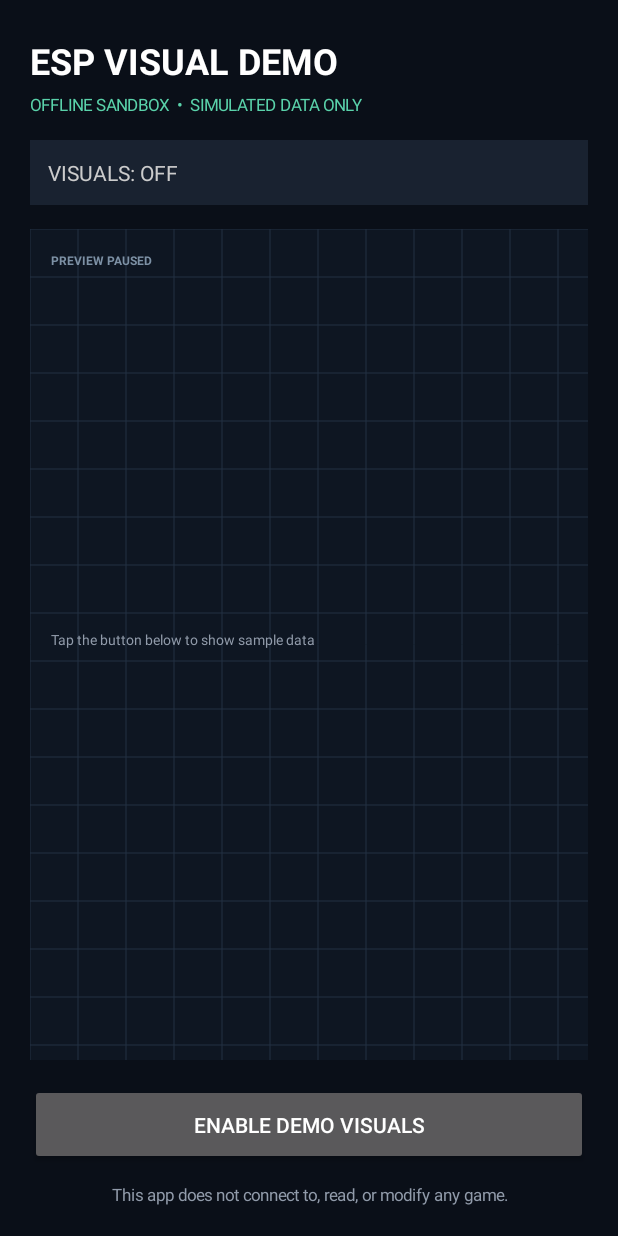
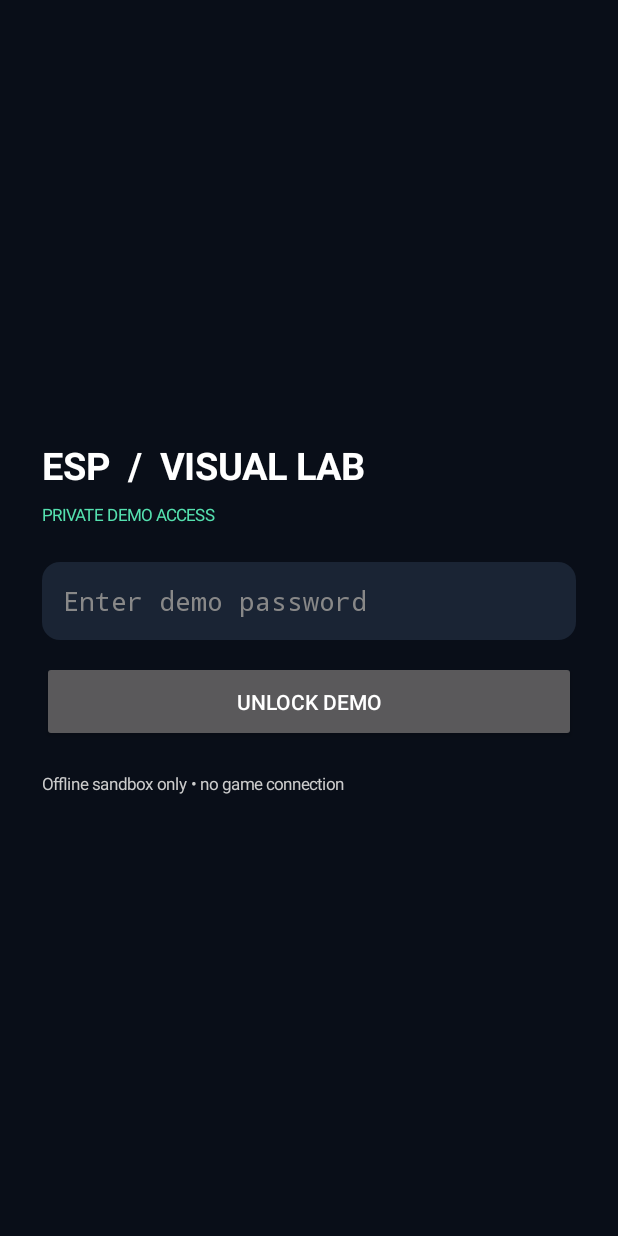
Before and after one commit to ivanciunicolaeandrei-sketch/Esp, an Android app: the screen it shows after launch (MainActivity), on a phone screen of 412 x 824 dp. Run offline under Robolectric (Android 15) with nearby library versions, the phone set to English and light mode, and no system bars.

Commit message:
Add demo login, draggable menu, visual settings and simulated aim assist

```diff
--- a/app/src/main/java/com/example/espvisualdemo/MainActivity.java
+++ b/app/src/main/java/com/example/espvisualdemo/MainActivity.java
@@ -5,164 +5,164 @@ import android.graphics.Canvas;
 import android.graphics.Color;
 import android.graphics.Paint;
 import android.graphics.Typeface;
+import android.graphics.drawable.GradientDrawable;
 import android.os.Bundle;
 import android.view.Gravity;
+import android.view.MotionEvent;
 import android.view.View;
+import android.view.animation.AlphaAnimation;
 import android.widget.Button;
+import android.widget.EditText;
+import android.widget.FrameLayout;
 import android.widget.LinearLayout;
+import android.widget.SeekBar;
+import android.widget.Switch;
 import android.widget.TextView;
+import android.widget.Toast;
 
 public class MainActivity extends Activity {
-    private DemoView demoView;
-    private TextView stateText;
-    private Button toggleButton;
-    private boolean enabled = false;
+    private DemoView demo;
+    private TextView status;
+    private LinearLayout floatingPanel;
+    private boolean visuals=true, names=true, distances=true, demoAim=false, menuVisible=true;
+    private int boxColor=Color.rgb(70,235,170);
+    private float boxThickness=3f;
+    private int targetIndex=0;
 
-    @Override
-    protected void onCreate(Bundle savedInstanceState) {
-        super.onCreate(savedInstanceState);
-
-        LinearLayout root = new LinearLayout(this);
-        root.setOrientation(LinearLayout.VERTICAL);
-        root.setPadding(dp(20), dp(24), dp(20), dp(20));
-        root.setBackgroundColor(Color.rgb(10, 15, 24));
-
-        TextView title = new TextView(this);
-        title.setText("ESP VISUAL DEMO");
-        title.setTextColor(Color.WHITE);
-        title.setTextSize(24);
-        title.setTypeface(Typeface.DEFAULT_BOLD);
-        root.addView(title);
-
-        TextView subtitle = new TextView(this);
-        subtitle.setText("OFFLINE SANDBOX  •  SIMULATED DATA ONLY");
-        subtitle.setTextColor(Color.rgb(90, 210, 170));
-        subtitle.setTextSize(11);
-        subtitle.setPadding(0, dp(5), 0, dp(16));
-        root.addView(subtitle);
-
-        stateText = new TextView(this);
-        stateText.setText("VISUALS: OFF");
-        stateText.setTextColor(Color.LTGRAY);
-        stateText.setTextSize(14);
-        stateText.setPadding(dp(12), dp(12), dp(12), dp(12));
-        stateText.setBackgroundColor(Color.rgb(25, 34, 48));
-        root.addView(stateText);
-
-        demoView = new DemoView(this);
-        LinearLayout.LayoutParams previewParams =
-                new LinearLayout.LayoutParams(
-                        LinearLayout.LayoutParams.MATCH_PARENT, 0, 1f);
-        previewParams.setMargins(0, dp(16), 0, dp(16));
-        root.addView(demoView, previewParams);
-
-        toggleButton = new Button(this);
-        toggleButton.setText("ENABLE DEMO VISUALS");
-        toggleButton.setAllCaps(false);
-        toggleButton.setOnClickListener(v -> {
-            enabled = !enabled;
-            demoView.setEnabledDemo(enabled);
-            stateText.setText(enabled
-                    ? "VISUALS: ON  •  SAMPLE DATA"
-                    : "VISUALS: OFF");
-            toggleButton.setText(enabled
-                    ? "DISABLE DEMO VISUALS"
-                    : "ENABLE DEMO VISUALS");
-        });
-        root.addView(toggleButton, new LinearLayout.LayoutParams(
-                LinearLayout.LayoutParams.MATCH_PARENT, dp(54)));
-
-        TextView footer = new TextView(this);
-        footer.setText("This app does not connect to, read, or modify any game.");
-        footer.setTextColor(Color.rgb(145, 155, 170));
-        footer.setTextSize(11);
-        footer.setGravity(Gravity.CENTER);
-        footer.setPadding(0, dp(12), 0, 0);
-        root.addView(footer);
-
-        setContentView(root);
+    @Override public void onCreate(Bundle b) {
+        super.onCreate(b);
+        showLogin();
     }
 
-    private int dp(int value) {
-        return (int) (value * getResources().getDisplayMetrics().density + 0.5f);
+    private int dp(float v) { return (int)(v*getResources().getDisplayMetrics().density+0.5f); }
+    private GradientDrawable bg(int color,int radius) {
+        GradientDrawable d=new GradientDrawable(); d.setColor(color); d.setCornerRadius(dp(radius)); return d;
+    }
+    private TextView label(String s,int size,int color) {
+        TextView t=new TextView(this); t.setText(s); t.setTextSize(size); t.setTextColor(color); return t;
+    }
+    private Button button(String s) {
+        Button b=new Button(this); b.setText(s); b.setAllCaps(false); return b;
     }
 
-    private static class DemoView extends View {
-        private final Paint paint = new Paint(Paint.ANTI_ALIAS_FLAG);
-        private boolean active = false;
+    private void showLogin() {
+        LinearLayout page=new LinearLayout(this); page.setOrientation(1); page.setGravity(Gravity.CENTER);
+        page.setPadding(dp(28),dp(28),dp(28),dp(28)); page.setBackgroundColor(Color.rgb(9,14,24));
+        TextView title=label("ESP  /  VISUAL LAB",25,Color.WHITE); title.setTypeface(null,Typeface.BOLD);
+        page.addView(title);
+        TextView sub=label("PRIVATE DEMO ACCESS",11,Color.rgb(85,225,175));
+        sub.setPadding(0,dp(8),0,dp(24)); page.addView(sub);
+        EditText pass=new EditText(this); pass.setSingleLine(true); pass.setHint("Enter demo password");
+        pass.setHintTextColor(Color.GRAY); pass.setTextColor(Color.WHITE); pass.setInputType(129);
+        pass.setPadding(dp(14),0,dp(14),0); pass.setBackground(bg(Color.rgb(26,36,52),12));
+        page.addView(pass,new LinearLayout.LayoutParams(-1,dp(52)));
+        Button unlock=button("UNLOCK DEMO"); unlock.setOnClickListener(v->{
+            if("nikolas".contentEquals(pass.getText())) showDashboard();
+            else Toast.makeText(this,"Incorrect demo password",Toast.LENGTH_SHORT).show();
+        });
+        LinearLayout.LayoutParams bp=new LinearLayout.LayoutParams(-1,dp(54)); bp.topMargin=dp(14); page.addView(unlock,bp);
+        TextView note=label("Offline sandbox only • no game connection",11,Color.LTGRAY);
+        note.setPadding(0,dp(20),0,0); page.addView(note);
+        setContentView(page);
+    }
 
-        DemoView(Activity activity) {
-            super(activity);
-            setBackgroundColor(Color.rgb(14, 22, 34));
-        }
+    private void showDashboard() {
+        LinearLayout root=new LinearLayout(this); root.setOrientation(1); root.setPadding(dp(16),dp(18),dp(16),dp(14));
+        root.setBackgroundColor(Color.rgb(9,14,24));
+        TextView title=label("ESP VISUAL LAB",23,Color.WHITE); title.setTypeface(null,Typeface.BOLD); root.addView(title);
+        TextView sub=label("SANDBOX BUILD  •  SIMULATED TARGETS",10,Color.rgb(80,220,170));
+        sub.setPadding(0,dp(4),0,dp(12)); root.addView(sub);
+        status=label("● DEMO READY",12,Color.rgb(90,220,170)); status.setPadding(dp(12),dp(10),0,dp(10));
+        status.setBackground(bg(Color.rgb(24,37,49),10)); root.addView(status);
 
-        void setEnabledDemo(boolean value) {
-            active = value;
-            invalidate();
-        }
+        FrameLayout stage=new FrameLayout(this); stage.setBackground(bg(Color.rgb(13,22,34),14));
+        LinearLayout.LayoutParams sp=new LinearLayout.LayoutParams(-1,0,1); sp.topMargin=dp(12); sp.bottomMargin=dp(10); root.addView(stage,sp);
+        demo=new DemoView(); stage.addView(demo,new FrameLayout.LayoutParams(-1,-1));
 
-        @Override
-        protected void onDraw(Canvas canvas) {
-            super.onDraw(canvas);
-            float w = getWidth();
-            float h = getHeight();
+        floatingPanel=new LinearLayout(this); floatingPanel.setOrientation(1); floatingPanel.setPadding(dp(10),dp(8),dp(10),dp(8));
+        floatingPanel.setBackground(bg(0xE91A2939,12));
+        TextView handle=label("⋮  DRAG MENU",11,Color.WHITE); handle.setTypeface(null,Typeface.BOLD);
+        floatingPanel.addView(handle);
+        Button hide=button("Hide / show menu"); hide.setOnClickListener(v->{
+            menuVisible=!menuVisible; floatingPanel.setVisibility(menuVisible?View.VISIBLE:View.GONE);
+            if(!menuVisible) Toast.makeText(this,"Tap SHOW MENU below",Toast.LENGTH_SHORT).show();
+        }); floatingPanel.addView(hide);
+        floatingPanel.setOnTouchListener(new View.OnTouchListener(){
+            float dx,dy;
+            public boolean onTouch(View v,MotionEvent e){
+                FrameLayout.LayoutParams lp=(FrameLayout.LayoutParams)v.getLayoutParams();
+                if(e.getAction()==MotionEvent.ACTION_DOWN){dx=e.getRawX()-lp.leftMargin;dy=e.getRawY()-lp.topMargin;return true;}
+                if(e.getAction()==MotionEvent.ACTION_MOVE){lp.leftMargin=(int)(e.getRawX()-dx);lp.topMargin=(int)(e.getRawY()-dy);lp.gravity=Gravity.TOP|Gravity.LEFT;v.setLayoutParams(lp);return true;}
+                return e.getAction()==MotionEvent.ACTION_UP;
+            }
+        });
+        FrameLayout.LayoutParams fp=new FrameLayout.LayoutParams(dp(156),-2,Gravity.TOP|Gravity.RIGHT);
+        fp.setMargins(0,dp(8),dp(8),0); stage.addView(floatingPanel,fp);
 
-            paint.setColor(Color.rgb(34, 48, 66));
-            paint.setStrokeWidth(1);
-            for (int x = 0; x < w; x += 48) {
-                canvas.drawLine(x, 0, x, h, paint);
+        Switch esp=new Switch(this); esp.setText("ESP BOXES"); esp.setTextColor(Color.WHITE); esp.setChecked(visuals);
+        esp.setOnCheckedChangeListener((b,c)->{visuals=c;demo.invalidate();}); root.addView(esp);
+        Switch aim=new Switch(this); aim.setText("DEMO DEMO AIMBOT"); aim.setTextColor(Color.rgb(255,205,100));
+        aim.setOnCheckedChangeListener((b,c)->{demoAim=c;status.setText(c?"● DEMO AIM ASSIST: ON (VISUAL ONLY)":"● DEMO READY");demo.invalidate();}); root.addView(aim);
+        TextView aimNote=label("Aimbot demo only: highlights a sample target; no aiming, taps, or game control.",10,Color.LTGRAY);
+        root.addView(aimNote);
+
+        LinearLayout actions=new LinearLayout(this); actions.setOrientation(0); actions.setGravity(Gravity.CENTER);
+        Button settings=button("SETTINGS"); settings.setOnClickListener(v->showSettings()); actions.addView(settings,new LinearLayout.LayoutParams(0,dp(48),1));
+        Button show=button("SHOW MENU"); show.setOnClickListener(v->{menuVisible=true;floatingPanel.setVisibility(View.VISIBLE);}); actions.addView(show,new LinearLayout.LayoutParams(0,dp(48),1));
+        root.addView(actions);
+        TextView foot=label("No connection to Standoff 2 • sample data only",10,Color.GRAY); foot.setGravity(Gravity.CENTER); foot.setPadding(0,dp(8),0,0); root.addView(foot);
+        setContentView(root);
+        AlphaAnimation fade=new AlphaAnimation(0f,1f); fade.setDuration(350); root.startAnimation(fade);
+    }
+
+    private void showSettings() {
+        LinearLayout panel=new LinearLayout(this); panel.setOrientation(1); panel.setPadding(dp(20),dp(20),dp(20),dp(20)); panel.setBackgroundColor(Color.rgb(12,18,29));
+        TextView title=label("VISUAL SETTINGS",21,Color.WHITE); title.setTypeface(null,Typeface.BOLD); panel.addView(title);
+        Switch n=new Switch(this); n.setText("Show target names"); n.setTextColor(Color.WHITE); n.setChecked(names); n.setOnCheckedChangeListener((b,c)->{names=c;demo.invalidate();}); panel.addView(n);
+        Switch d=new Switch(this); d.setText("Show distance labels"); d.setTextColor(Color.WHITE); d.setChecked(distances); d.setOnCheckedChangeListener((b,c)->{distances=c;demo.invalidate();}); panel.addView(d);
+        TextView thick=label("BOX THICKNESS",13,Color.WHITE); thick.setPadding(0,dp(18),0,0); panel.addView(thick);
+        SeekBar seek=new SeekBar(this); seek.setMax(8); seek.setProgress((int)boxThickness-1); seek.setOnSeekBarChangeListener(new SeekBar.OnSeekBarChangeListener(){
+            public void onProgressChanged(SeekBar s,int p,boolean u){boxThickness=p+1;demo.invalidate();}
+            public void onStartTrackingTouch(SeekBar s){} public void onStopTrackingTouch(SeekBar s){}
+        }); panel.addView(seek);
+        TextView colors=label("BOX COLOUR",13,Color.WHITE); colors.setPadding(0,dp(14),0,dp(4)); panel.addView(colors);
+        LinearLayout row=new LinearLayout(this);
+        int[] palette={Color.rgb(70,235,170),Color.CYAN,Color.YELLOW,Color.MAGENTA,Color.RED};
+        String[] names={"Mint","Cyan","Yellow","Pink","Red"};
+        for(int i=0;i<palette.length;i++){final int c=palette[i];Button b=button(names[i]);b.setOnClickListener(v->{boxColor=c;demo.invalidate();});row.addView(b,new LinearLayout.LayoutParams(0,dp(46),1));}
+        panel.addView(row);
+        Button back=button("DONE"); back.setOnClickListener(v->showDashboard()); panel.addView(back);
+        setContentView(panel);
+    }
+
+    private class DemoView extends View {
+        private final Paint p=new Paint(3);
+        DemoView(){super(MainActivity.this);}
+        @Override protected void onDraw(Canvas c){
+            super.onDraw(c); float w=getWidth(),h=getHeight();
+            p.setColor(0x2434485D);p.setStrokeWidth(1);
+            for(int x=0;x<w;x+=dp(42))c.drawLine(x,0,x,h,p);
+            for(int y=0;y<h;y+=dp(42))c.drawLine(0,y,w,y,p);
+            p.setColor(Color.LTGRAY);p.setTextSize(dp(11));c.drawText("OFFLINE TARGET SIMULATOR",dp(10),dp(22),p);
+            float[][] pts={{w*.25f,h*.38f},{w*.69f,h*.57f},{w*.48f,h*.78f}};
+            String[] ds={"12 m","24 m","08 m"};
+            for(int i=0;i<pts.length;i++){
+                float x=pts[i][0],y=pts[i][1];
+                if(visuals){
+                    p.setColor(boxColor);p.setStyle(Paint.Style.STROKE);p.setStrokeWidth(dp(boxThickness));
+                    c.drawRect(x-dp(35),y-dp(53),x+dp(35),y+dp(53),p);
+                    p.setStyle(Paint.Style.FILL);
+                    if(names){p.setTextSize(dp(11));p.setTypeface(Typeface.DEFAULT_BOLD);c.drawText("BOT 0"+(i+1),x-dp(35),y-dp(61),p);}
+                    if(distances){p.setTextSize(dp(10));p.setTypeface(Typeface.DEFAULT);c.drawText(ds[i],x-dp(35),y+dp(67),p);}
+                }
             }
-            for (int y = 0; y < h; y += 48) {
-                canvas.drawLine(0, y, w, y, paint);
+            if(demoAim){
+                targetIndex=(targetIndex+1)%3; float x=pts[targetIndex][0],y=pts[targetIndex][1];
+                p.setColor(Color.rgb(255,190,70));p.setStyle(Paint.Style.STROKE);p.setStrokeWidth(dp(2));
+                c.drawCircle(x,y,dp(24),p);c.drawLine(w/2,h*.92f,x,y,p);
+                p.setStyle(Paint.Style.FILL);p.setTextSize(dp(10));c.drawText("DEMO LOCK",x-dp(30),y-dp(72),p);
+                postInvalidateDelayed(650);
             }
-
-            paint.setColor(Color.rgb(125, 145, 165));
-            paint.setTextSize(12);
-            paint.setTypeface(Typeface.DEFAULT_BOLD);
-            canvas.drawText(active ? "SIMULATED TARGETS" : "PREVIEW PAUSED",
-                    dp(14), dp(24), paint);
-
-            if (!active) {
-                paint.setColor(Color.rgb(145, 155, 170));
-                paint.setTextSize(14);
-                paint.setTypeface(Typeface.DEFAULT);
-                canvas.drawText("Tap the button below to show sample data",
-                        dp(14), h / 2f, paint);
-                return;
-            }
-
-            drawTarget(canvas, w * 0.24f, h * 0.34f, "BOT 01", "12 m");
-            drawTarget(canvas, w * 0.67f, h * 0.56f, "BOT 02", "24 m");
-            drawTarget(canvas, w * 0.48f, h * 0.78f, "BOT 03", "08 m");
-        }
-
-        private void drawTarget(Canvas canvas, float cx, float cy,
-                                String name, String distance) {
-            float boxW = dp(76);
-            float boxH = dp(112);
-
-            paint.setColor(Color.rgb(70, 235, 170));
-            paint.setStyle(Paint.Style.STROKE);
-            paint.setStrokeWidth(dp(2));
-            canvas.drawRect(cx - boxW / 2, cy - boxH / 2,
-                    cx + boxW / 2, cy + boxH / 2, paint);
-
-            paint.setStyle(Paint.Style.FILL);
-            paint.setTextSize(dp(11));
-            paint.setTypeface(Typeface.DEFAULT_BOLD);
-            canvas.drawText(name, cx - boxW / 2, cy - boxH / 2 - dp(8), paint);
-            paint.setTextSize(dp(10));
-            paint.setTypeface(Typeface.DEFAULT);
-            canvas.drawText(distance, cx - boxW / 2, cy + boxH / 2 + dp(14), paint);
-
-            paint.setStyle(Paint.Style.STROKE);
-            paint.setStrokeWidth(dp(1));
-            canvas.drawCircle(cx, cy - boxH * 0.27f, dp(10), paint);
-            paint.setStyle(Paint.Style.FILL);
-        }
-
-        private int dp(float value) {
-            return (int) (value * getResources().getDisplayMetrics().density + 0.5f);
         }
     }
 }
```
